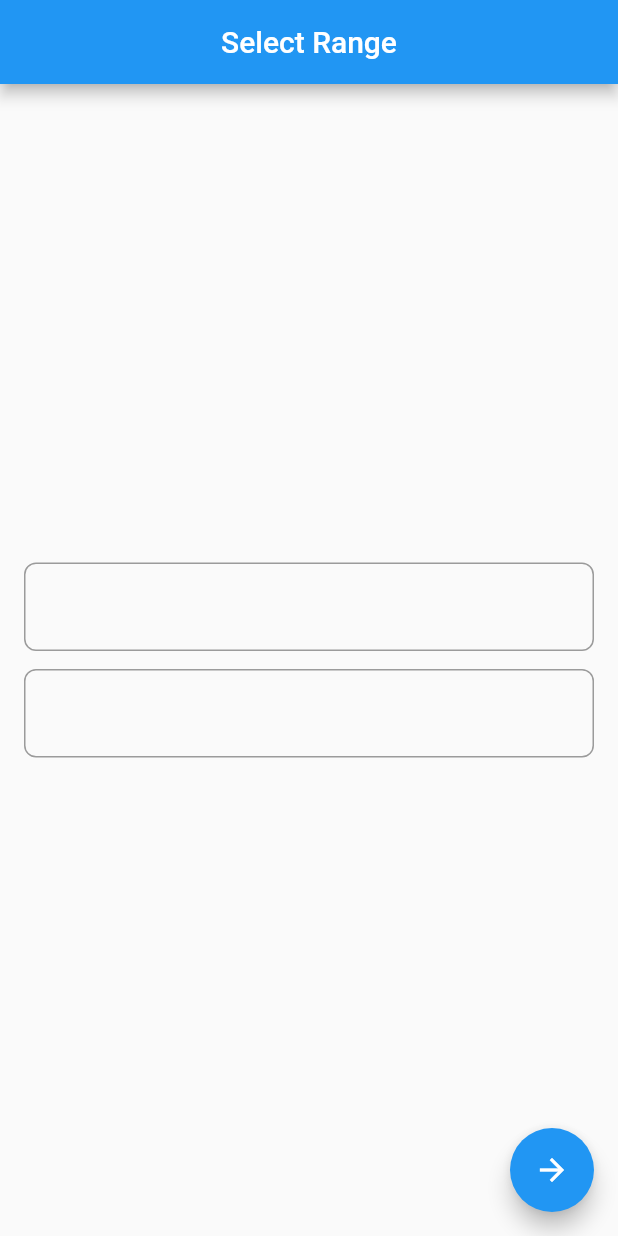
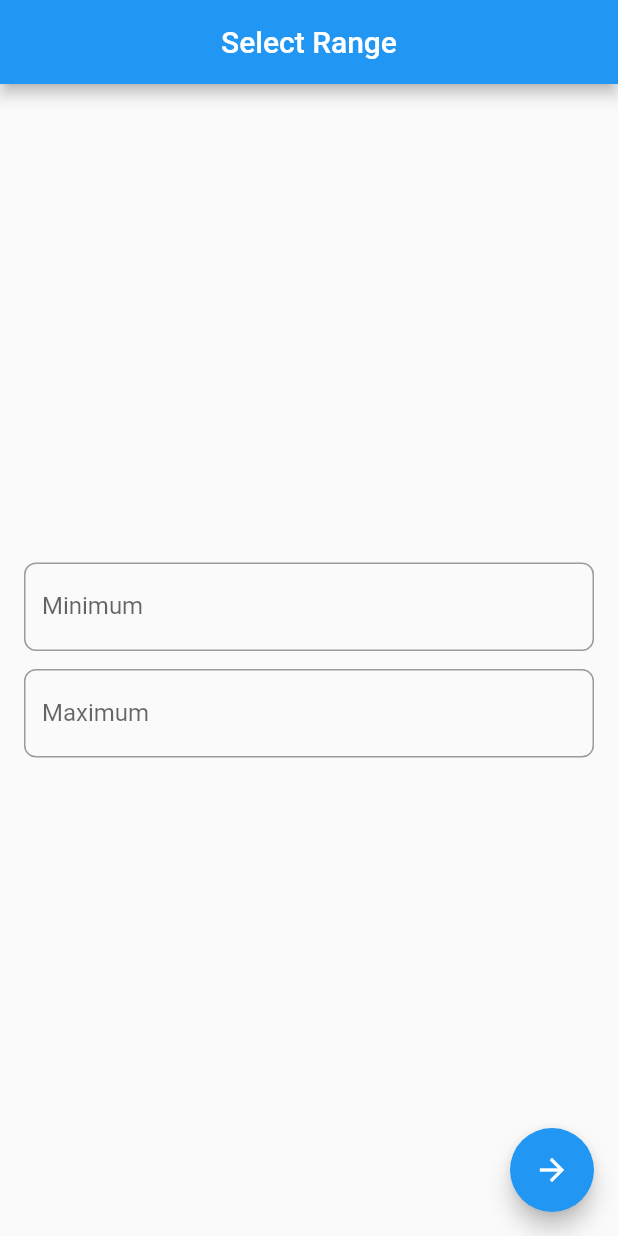
Before and after one commit to NishantWankhade/flutter_youtube_learn_project_1, a Flutter app: the screen it shows after launch, on a phone screen of 412 x 824 dp. Run offline on Flutter 3.47's test engine with Material 2 defaults, Android fonts, the phone set to English and light mode, and no system bars.

Commit message:
RangeSelectorPage

```diff
--- a/lib/range_selector_page.dart
+++ b/lib/range_selector_page.dart
@@ -9,6 +9,9 @@ class RangeSelectorPage extends StatefulWidget {
 }
 
 class _RangeSelectorPageState extends State<RangeSelectorPage> {
+  int _min = 0;
+  int _max = 0;
+
   @override
   Widget build(BuildContext context) {
     return Scaffold(
@@ -25,21 +28,23 @@ class _RangeSelectorPageState extends State<RangeSelectorPage> {
           child: Column(
             mainAxisAlignment: MainAxisAlignment.center,
             children: [
-              const RangeSelectorTextFormField(
-                label: 'Minimum',
+              RangeSelectorTextFormField(
+                labelText: 'Minimum',
+                intValueSetter: (value) => _min = value,
               ),
               const SizedBox(
                 height: 12,
               ),
-              const RangeSelectorTextFormField(
-                label: 'Maximum',
+              RangeSelectorTextFormField(
+                labelText: 'Maximum',
+                intValueSetter: (value) => _max = value,
               ),
             ],
           ),
         ),
       ),
       floatingActionButton: FloatingActionButton(
-          child: Icon(Icons.arrow_forward),
+          child: const Icon(Icons.arrow_forward),
           onPressed: () {
             // TODO: Validate the form
             // TODO: Navigate to the generator page
@@ -49,26 +54,36 @@ class _RangeSelectorPageState extends State<RangeSelectorPage> {
 }
 
 class RangeSelectorTextFormField extends StatelessWidget {
-  final String label;
-
   const RangeSelectorTextFormField({
     Key? key,
-    required this.label,
+    required this.labelText,
+    required this.intValueSetter,
   }) : super(key: key);
+
+  final String labelText;
+  final void Function(int value) intValueSetter;
 
   @override
   Widget build(BuildContext context) {
     return TextFormField(
-      decoration: const InputDecoration(
-        border: OutlineInputBorder(
+      decoration: InputDecoration(
+        border: const OutlineInputBorder(
           borderRadius: BorderRadius.all(Radius.circular(8)),
         ),
-        // labelText: label,
+        labelText: labelText,
       ),
       keyboardType: const TextInputType.numberWithOptions(
         decimal: false,
         signed: true,
       ),
+      validator: (value) {
+        if (value == null || int.tryParse(value) == null) {
+          return 'Must be an integer!';
+        } else {
+          return null;
+        }
+      },
+      onSaved: (newValue) => intValueSetter(int.parse(newValue ?? '')),
     );
   }
 }
```
Also changed, not shown: 1 other file.
